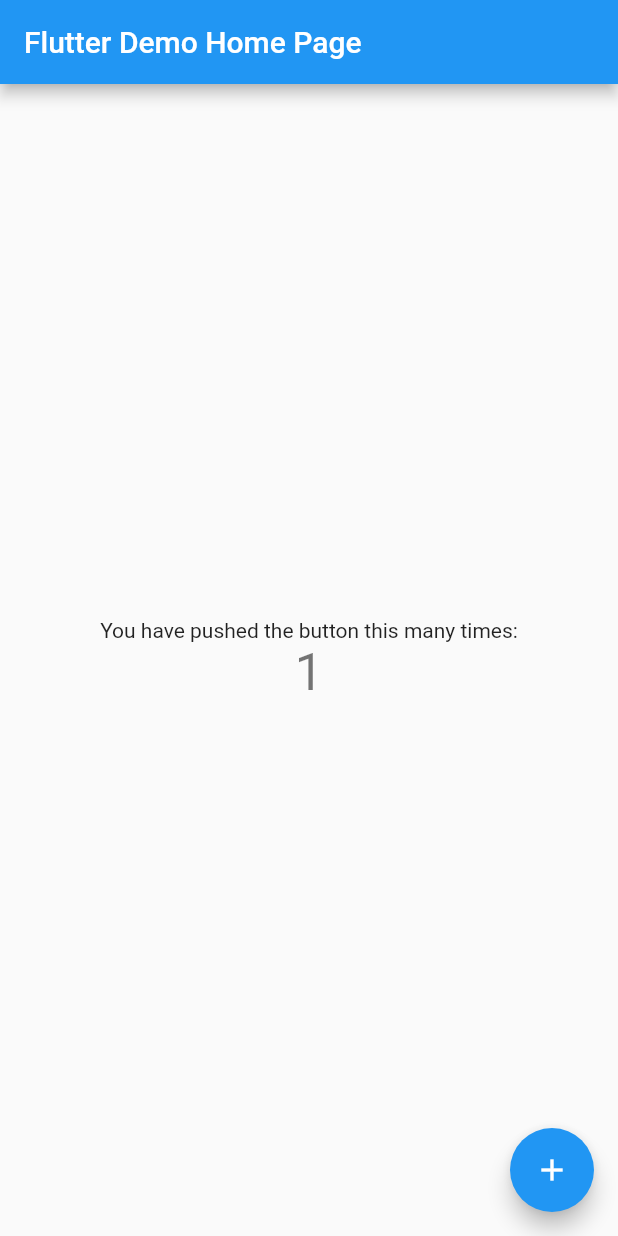
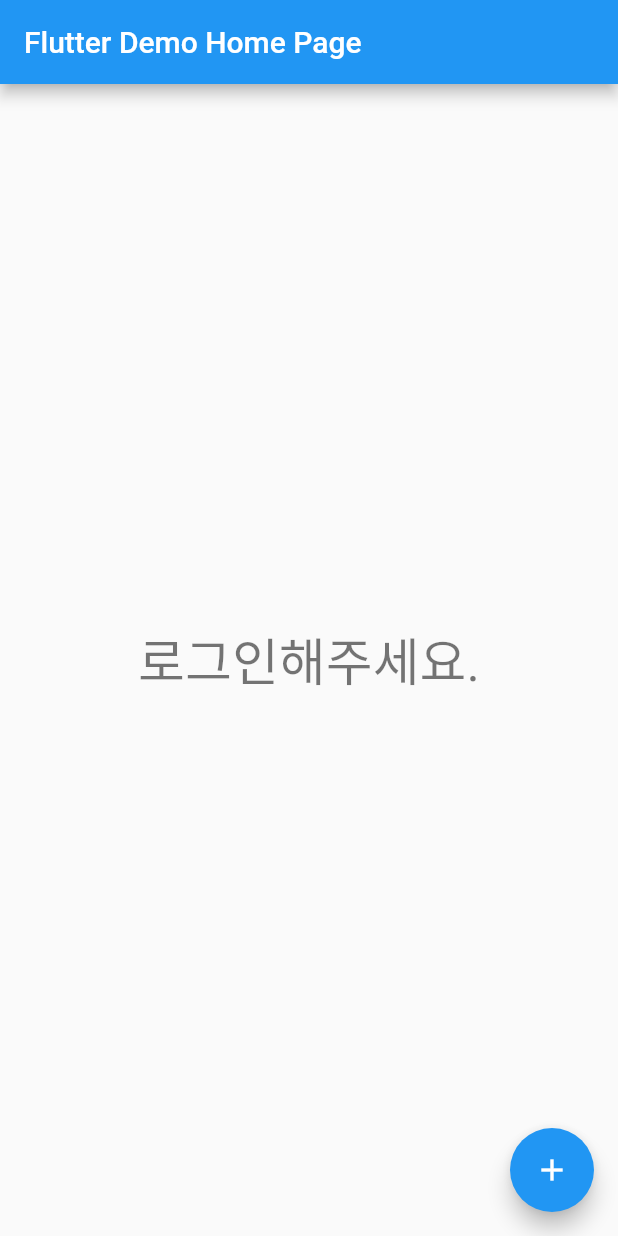
Before and after one commit to CubeDr/AccountBookCalendar, a Flutter app: the screen it shows after launch, after a tap on the "add" icon, on a phone screen of 412 x 824 dp. Run offline on Flutter 3.47's test engine with Material 2 defaults, Android fonts, the phone set to English and light mode, and no system bars; our stand-ins replace firebase_auth, firebase_core, google_sign_in; accounts and stored records are empty.

```diff
--- a/lib/main.dart
+++ b/lib/main.dart
@@ -1,27 +1,22 @@
+import 'package:firebase_auth/firebase_auth.dart';
+import 'package:firebase_core/firebase_core.dart';
 import 'package:flutter/material.dart';
+import 'package:google_sign_in/google_sign_in.dart';
 
-void main() {
+void main() async {
+  WidgetsFlutterBinding.ensureInitialized();
+  await Firebase.initializeApp();
   runApp(const MyApp());
 }
 
 class MyApp extends StatelessWidget {
   const MyApp({Key? key}) : super(key: key);
 
-  // This widget is the root of your application.
   @override
   Widget build(BuildContext context) {
     return MaterialApp(
       title: 'Flutter Demo',
       theme: ThemeData(
-        // This is the theme of your application.
-        //
-        // Try running your application with "flutter run". You'll see the
-        // application has a blue toolbar. Then, without quitting the app, try
-        // changing the primarySwatch below to Colors.green and then invoke
-        // "hot reload" (press "r" in the console where you ran "flutter run",
-        // or simply save your changes to "hot reload" in a Flutter IDE).
-        // Notice that the counter didn't reset back to zero; the application
-        // is not restarted.
         primarySwatch: Colors.blue,
       ),
       home: const MyHomePage(title: 'Flutter Demo Home Page'),
@@ -32,15 +27,6 @@ class MyApp extends StatelessWidget {
 class MyHomePage extends StatefulWidget {
   const MyHomePage({Key? key, required this.title}) : super(key: key);
 
-  // This widget is the home page of your application. It is stateful, meaning
-  // that it has a State object (defined below) that contains fields that affect
-  // how it looks.
-
-  // This class is the configuration for the state. It holds the values (in this
-  // case the title) provided by the parent (in this case the App widget) and
-  // used by the build method of the State. Fields in a Widget subclass are
-  // always marked "final".
-
   final String title;
 
   @override
@@ -48,58 +34,40 @@ class MyHomePage extends StatefulWidget {
 }
 
 class _MyHomePageState extends State<MyHomePage> {
-  int _counter = 0;
+  UserCredential? _userCredential;
 
-  void _incrementCounter() {
+  void _incrementCounter() async {
+    GoogleSignIn googleSignIn = GoogleSignIn();
+    GoogleSignInAccount? account = await googleSignIn.signIn();
+    if (account == null) return;
+
+    GoogleSignInAuthentication gAuth = await account.authentication;
+    OAuthCredential credential = GoogleAuthProvider.credential(
+      accessToken: gAuth.accessToken,
+      idToken: gAuth.idToken,
+    );
+
+    UserCredential userCredential =
+        await FirebaseAuth.instance.signInWithCredential(credential);
+
     setState(() {
-      // This call to setState tells the Flutter framework that something has
-      // changed in this State, which causes it to rerun the build method below
-      // so that the display can reflect the updated values. If we changed
-      // _counter without calling setState(), then the build method would not be
-      // called again, and so nothing would appear to happen.
-      _counter++;
+      _userCredential = userCredential;
     });
   }
 
   @override
   Widget build(BuildContext context) {
-    // This method is rerun every time setState is called, for instance as done
-    // by the _incrementCounter method above.
-    //
-    // The Flutter framework has been optimized to make rerunning build methods
-    // fast, so that you can just rebuild anything that needs updating rather
-    // than having to individually change instances of widgets.
     return Scaffold(
       appBar: AppBar(
-        // Here we take the value from the MyHomePage object that was created by
-        // the App.build method, and use it to set our appbar title.
         title: Text(widget.title),
       ),
       body: Center(
-        // Center is a layout widget. It takes a single child and positions it
-        // in the middle of the parent.
         child: Column(
-          // Column is also a layout widget. It takes a list of children and
-          // arranges them vertically. By default, it sizes itself to fit its
-          // children horizontally, and tries to be as tall as its parent.
-          //
-          // Invoke "debug painting" (press "p" in the console, choose the
-          // "Toggle Debug Paint" action from the Flutter Inspector in Android
-          // Studio, or the "Toggle Debug Paint" command in Visual Studio Code)
-          // to see the wireframe for each widget.
-          //
-          // Column has various properties to control how it sizes itself and
-          // how it positions its children. Here we use mainAxisAlignment to
-          // center the children vertically; the main axis here is the vertical
-          // axis because Columns are vertical (the cross axis would be
-          // horizontal).
           mainAxisAlignment: MainAxisAlignment.center,
           children: <Widget>[
-            const Text(
-              'You have pushed the button this many times:',
-            ),
             Text(
-              '$_counter',
+              _userCredential?.user?.providerData.single.displayName ??
+                  '로그인해주세요.',
               style: Theme.of(context).textTheme.headline4,
             ),
           ],
@@ -109,7 +77,7 @@ class _MyHomePageState extends State<MyHomePage> {
         onPressed: _incrementCounter,
         tooltip: 'Increment',
         child: const Icon(Icons.add),
-      ), // This trailing comma makes auto-formatting nicer for build methods.
+      ),
     );
   }
 }
--- a/pubspec.yaml
+++ b/pubspec.yaml
@@ -29,7 +29,10 @@ environment:
 dependencies:
   flutter:
     sdk: flutter
-
+  # Dependencies for Google Sign In with Firebase
+  firebase_core: ^1.12.0
+  firebase_auth: ^3.3.7
+  google_sign_in: ^5.2.3
 
   # The following adds the Cupertino Icons font to your application.
   # Use with the CupertinoIcons class for iOS style icons.
```
Also changed, not shown: pubspec.lock, 3 other files.
